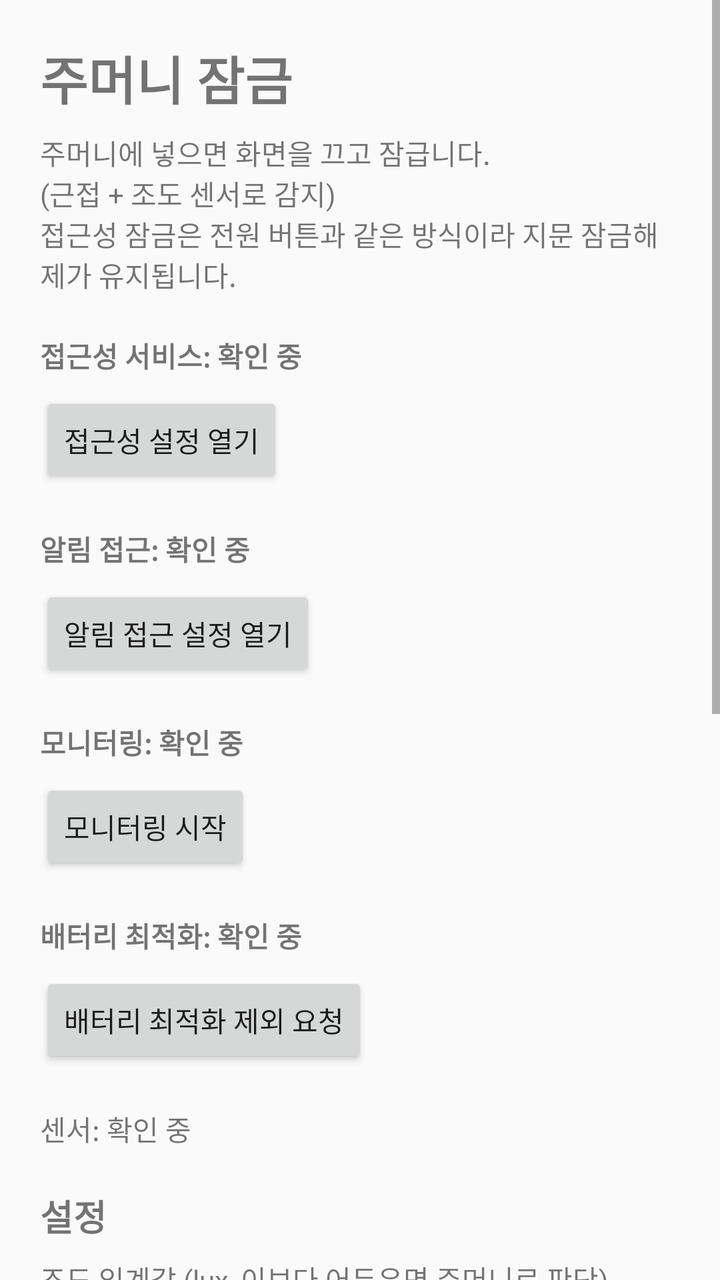
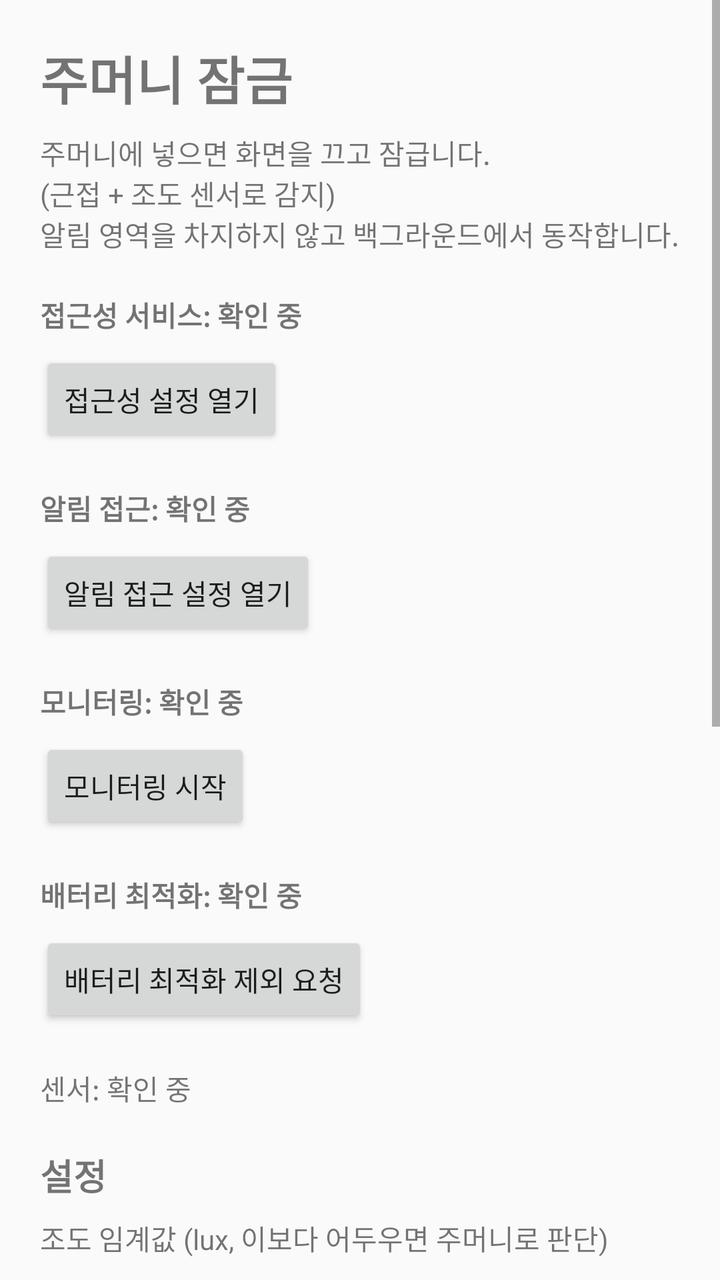

Two renders of the same Android screen: before a commit and after it. Below are the layout's source before the change and the commit's diff.
<!-- AndroidManifest.xml: application theme Theme.PocketLocker -->
<!-- res/layout/activity_main.xml -->
<?xml version="1.0" encoding="utf-8"?>
<ScrollView xmlns:android="http://schemas.android.com/apk/res/android"
    android:layout_width="match_parent"
    android:layout_height="match_parent">

    <LinearLayout
        android:layout_width="match_parent"
        android:layout_height="wrap_content"
        android:orientation="vertical"
        android:padding="20dp">

        <TextView
            android:layout_width="wrap_content"
            android:layout_height="wrap_content"
            android:text="주머니 잠금"
            android:textSize="26sp"
            android:textStyle="bold" />

        <TextView
            android:layout_width="wrap_content"
            android:layout_height="wrap_content"
            android:layout_marginTop="8dp"
            android:text="주머니에 넣으면 화면을 끄고 잠급니다.\n(근접 + 조도 센서로 감지)\n접근성 잠금은 전원 버튼과 같은 방식이라 지문 잠금해제가 유지됩니다." />

        <TextView
            android:id="@+id/tvA11y"
            android:layout_width="wrap_content"
            android:layout_height="wrap_content"
            android:layout_marginTop="20dp"
            android:text="접근성 서비스: 확인 중"
            android:textStyle="bold" />

        <Button
            android:id="@+id/btnA11y"
            android:layout_width="wrap_content"
            android:layout_height="wrap_content"
            android:layout_marginTop="8dp"
            android:text="접근성 설정 열기" />

        <TextView
            android:id="@+id/tvNls"
            android:layout_width="wrap_content"
            android:layout_height="wrap_content"
            android:layout_marginTop="20dp"
            android:text="알림 접근: 확인 중"
            android:textStyle="bold" />

        <Button
            android:id="@+id/btnNls"
            android:layout_width="wrap_content"
            android:layout_height="wrap_content"
            android:layout_marginTop="8dp"
            android:text="알림 접근 설정 열기" />

        <TextView
            android:id="@+id/tvService"
            android:layout_width="wrap_content"
            android:layout_height="wrap_content"
            android:layout_marginTop="20dp"
            android:text="모니터링: 확인 중"
            android:textStyle="bold" />

        <Button
            android:id="@+id/btnToggle"
            android:layout_width="wrap_content"
            android:layout_height="wrap_content"
            android:layout_marginTop="8dp"
            android:text="모니터링 시작" />

        <TextView
            android:id="@+id/tvBattery"
            android:layout_width="wrap_content"
            android:layout_height="wrap_content"
            android:layout_marginTop="20dp"
            android:text="배터리 최적화: 확인 중"
            android:textStyle="bold" />

        <Button
            android:id="@+id/btnBattery"
            android:layout_width="wrap_content"
            android:layout_height="wrap_content"
            android:layout_marginTop="8dp"
            android:text="배터리 최적화 제외 요청" />

        <TextView
            android:id="@+id/tvSensors"
            android:layout_width="wrap_content"
            android:layout_height="wrap_content"
            android:layout_marginTop="20dp"
            android:text="센서: 확인 중" />

        <TextView
            android:layout_width="wrap_content"
            android:layout_height="wrap_content"
            android:layout_marginTop="20dp"
            android:text="설정"
            android:textSize="18sp"
            android:textStyle="bold" />

        <TextView
            android:layout_width="wrap_content"
            android:layout_height="wrap_content"
            android:layout_marginTop="8dp"
            android:text="조도 임계값 (lux, 이보다 어두우면 주머니로 판단)" />

        <EditText
            android:id="@+id/etLux"
            android:layout_width="match_parent"
            android:layout_height="wrap_content"
            android:inputType="numberDecimal" />

        <TextView
            android:layout_width="wrap_content"
            android:layout_height="wrap_content"
            android:layout_marginTop="8dp"
            android:text="잠금 대기 시간 (ms, 조건이 이 시간만큼 지속되면 잠금)" />

        <EditText
            android:id="@+id/etDelay"
            android:layout_width="match_parent"
            android:layout_height="wrap_content"
            android:inputType="number" />

        <Button
            android:id="@+id/btnSave"
            android:layout_width="wrap_content"
            android:layout_height="wrap_content"
            android:layout_marginTop="8dp"
            android:text="설정 저장" />

        <TextView
            android:layout_width="wrap_content"
            android:layout_height="wrap_content"
            android:layout_marginTop="20dp"
            android:text="로그"
            android:textSize="18sp"
            android:textStyle="bold" />

        <ScrollView
            android:layout_width="match_parent"
            android:layout_height="200dp"
            android:layout_marginTop="8dp"
            android:background="#11000000">

            <TextView
                android:id="@+id/tvLog"
                android:layout_width="match_parent"
                android:layout_height="wrap_content"
                android:padding="8dp"
                android:text="로그가 없습니다"
                android:textSize="12sp"
                android:fontFamily="monospace" />
        </ScrollView>

        <Button
            android:id="@+id/btnClearLog"
            android:layout_width="wrap_content"
            android:layout_height="wrap_content"
            android:layout_marginTop="8dp"
            android:text="로그 지우기" />

    </LinearLayout>
</ScrollView>
<!-- resources referenced by this layout -->
<resources>
  <style name="Theme.PocketLocker" parent="Theme.AppCompat.DayNight.NoActionBar">
      </style>
</resources>

<!-- the commit's change to res/layout/activity_main.xml (unified diff, before → after) -->
@@ -20,7 +20,7 @@
             android:layout_width="wrap_content"
             android:layout_height="wrap_content"
             android:layout_marginTop="8dp"
-            android:text="주머니에 넣으면 화면을 끄고 잠급니다.\n(근접 + 조도 센서로 감지)\n접근성 잠금은 전원 버튼과 같은 방식이라 지문 잠금해제가 유지됩니다." />
+            android:text="주머니에 넣으면 화면을 끄고 잠급니다.\n(근접 + 조도 센서로 감지)\n알림 영역을 차지하지 않고 백그라운드에서 동작합니다." />
 
         <TextView
             android:id="@+id/tvA11y"
